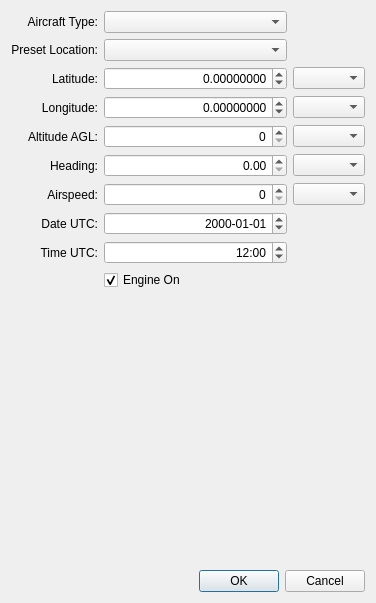
The window that src/gui/DialogInit.ui (marek-cel/mscsim-cc0) describes before a commit, drawn with Qt 5.
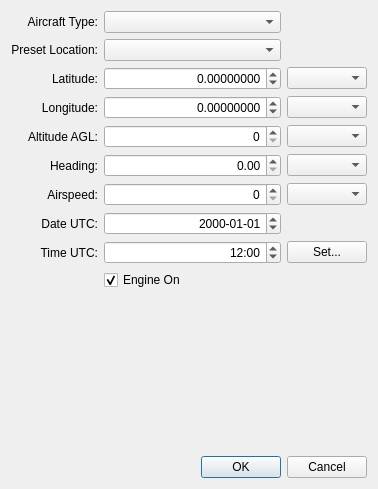
The same window after the commit. Custom widgets are drawn as their Qt base class.

The edit to the form file:
```diff
--- a/src/gui/DialogInit.ui
+++ b/src/gui/DialogInit.ui
@@ -6,8 +6,8 @@
    <rect>
     <x>0</x>
     <y>0</y>
-    <width>376</width>
-    <height>603</height>
+    <width>378</width>
+    <height>489</height>
    </rect>
   </property>
   <property name="windowTitle">
@@ -339,6 +339,13 @@
      </property>
     </widget>
    </item>
+   <item row="8" column="2">
+    <widget class="QPushButton" name="pushButtonTime">
+     <property name="text">
+      <string>Set...</string>
+     </property>
+    </widget>
+   </item>
   </layout>
  </widget>
  <customwidgets>
```
Left out of the diff: 4 changed lines with no effect on the pictures.
